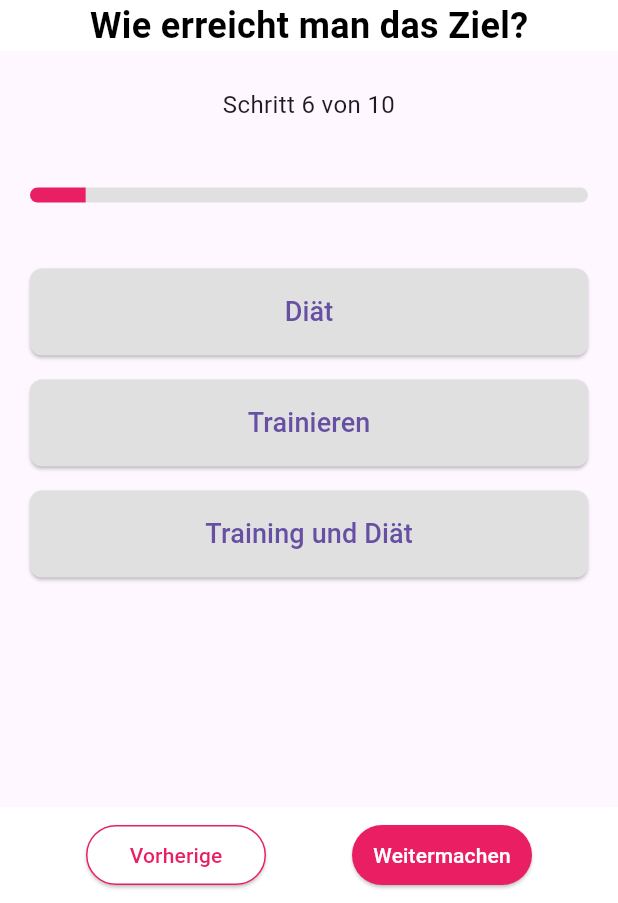
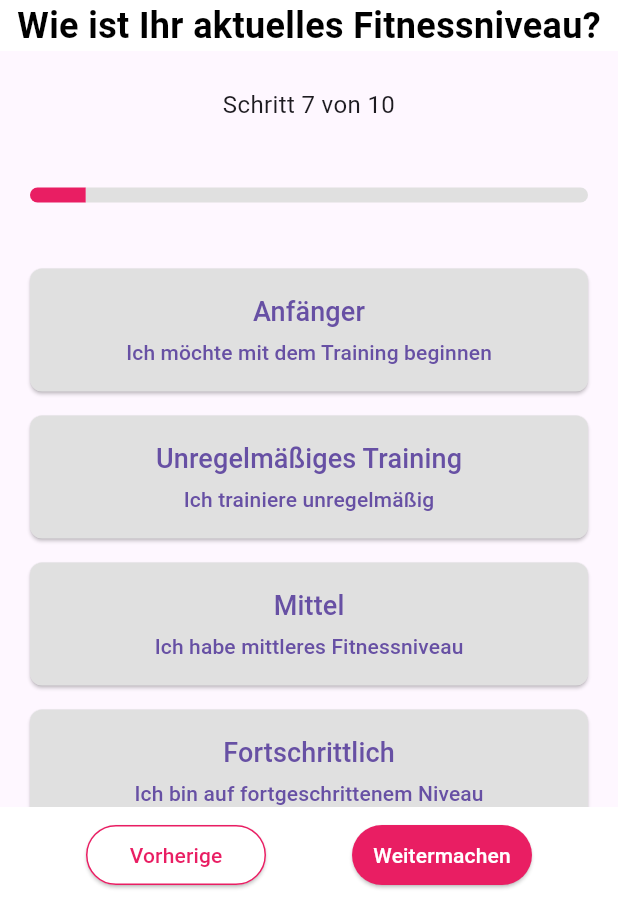
Before and after one commit to akurtovic4/gymbro, a Flutter app: the screen it shows after launch, on a phone screen of 412 x 824 dp, the part 333-1236 px from its top. Run offline on Flutter 3.47's test engine with Material 3 defaults, Android fonts, the light colour scheme and no system bars.

Commit message:
Fittnes lvl

```diff
--- /dev/null
+++ b/lib/FitnessLevel.dart
@@ -0,0 +1,221 @@
+import 'package:flutter/material.dart';
+
+class FitnessLevel extends StatefulWidget {
+  @override
+  _FitnessLevelState createState() => _FitnessLevelState();
+}
+
+class _FitnessLevelState extends State<FitnessLevel> {
+  List<String> _selectedInterests = []; // Lista odabranih interesa
+
+  @override
+  Widget build(BuildContext context) {
+    return Scaffold(
+      body: Column(
+        crossAxisAlignment: CrossAxisAlignment.stretch,
+        children: [
+          Expanded(
+            child: SingleChildScrollView(
+              child: Column(
+                crossAxisAlignment: CrossAxisAlignment.stretch,
+                children: [
+                  // Logo na jednoj četvrtini ekrana
+                  Container(
+                    height: MediaQuery.of(context).size.height / 4,
+                    decoration: BoxDecoration(
+                      image: DecorationImage(
+                        image: AssetImage('images/logo.png'),
+                        fit: BoxFit.cover,
+                      ),
+                    ),
+                  ),
+                  SizedBox(height: 16),
+                  Container(
+                    color: Colors.white,
+                    child: Center(
+                      child: Text(
+                        'Wie ist Ihr aktuelles Fitnessniveau?',
+                        style: TextStyle(
+                          fontSize: 24,
+                          fontWeight: FontWeight.bold,
+                          color: Colors.black,
+                        ),
+                      ),
+                    ),
+                  ),
+                  SizedBox(height: 16),
+                  Padding(
+                    padding: const EdgeInsets.all(8.0),
+                    child: Text(
+                      'Schritt 7 von 10',
+                      textAlign: TextAlign.center,
+                      style: TextStyle(
+                        fontSize: 16,
+                      ),
+                    ),
+                  ),
+                  SizedBox(height: 36),
+                  // Progress bar
+                  Container(
+                    margin: EdgeInsets.symmetric(horizontal: 20),
+                    height: 10,
+                    child: Row(
+                      children: [
+                        // Prvi segment u rozoj boji
+                        Expanded(
+                          child: Container(
+                            decoration: BoxDecoration(
+                              color: Colors.pink,
+                              borderRadius: BorderRadius.horizontal(left: Radius.circular(5)),
+                            ),
+                          ),
+                        ),
+                        // Ostali segmenti u sivoj boji
+                        Expanded(
+                          flex: 9, // 11 sivih segmenata
+                          child: Container(
+                            decoration: BoxDecoration(
+                              color: Colors.grey[300],
+                              borderRadius: BorderRadius.horizontal(right: Radius.circular(5)),
+                            ),
+                          ),
+                        ),
+                      ],
+                    ),
+                  ),
+                  SizedBox(height: 36),
+                  // Dugmad za izbor interesa
+                  Column(
+                    crossAxisAlignment: CrossAxisAlignment.stretch,
+                    children: [
+                      _interestButton('Anfänger', 'Ich möchte mit dem Training beginnen'),
+                      _interestButton('Unregelmäßiges Training', 'Ich trainiere unregelmäßig'),
+                      _interestButton('Mittel', 'Ich habe mittleres Fitnessniveau'),
+                      _interestButton('Fortschrittlich', 'Ich bin auf fortgeschrittenem Niveau'),
+
+
+                    ],
+                  ),
+                  SizedBox(height: 20),
+                ],
+              ),
+            ),
+          ),
+        ],
+      ),
+      bottomNavigationBar: Container(
+        padding: EdgeInsets.symmetric(vertical: 8),
+        color: Colors.white,
+        child: Row(
+          mainAxisAlignment: MainAxisAlignment.spaceEvenly,
+          children: [
+            // Dugme "Vorherige"
+            ElevatedButton(
+              onPressed: () {
+                // Logika za dugme "Vorherige"
+                print('Dugme Vorherige je pritisnuto.');
+              },
+              style: ButtonStyle(
+                backgroundColor: MaterialStateProperty.all(Colors.white),
+                // Bijela pozadina
+                padding: MaterialStateProperty.all(
+                  EdgeInsets.symmetric(horizontal: 12, vertical: 8),
+                ),
+                shape: MaterialStateProperty.all(
+                  RoundedRectangleBorder(
+                    borderRadius: BorderRadius.circular(20),
+                    // Zaobljeni rubovi
+                    side: BorderSide(color: Colors.pink), // Roze okvir
+                  ),
+                ),
+                fixedSize: MaterialStateProperty.all(
+                    Size(120, 40)), // Postavljanje fiksne veličine
+              ),
+              child: Text(
+                'Vorherige',
+                style: TextStyle(
+                  color: Colors.pink, // Roze slova
+                ),
+              ),
+            ),
+
+            // Dugme "Anmelden"
+            ElevatedButton(
+              onPressed: () {
+                // Logika za dugme "Weitermachen"
+                print(
+                    'Dugme Weitermachen je pritisnuto. Odabrani interesi: $_selectedInterests');
+              },
+              style: ButtonStyle(
+                backgroundColor: MaterialStateProperty.all(Colors.pink),
+                padding: MaterialStateProperty.all(
+                  EdgeInsets.symmetric(horizontal: 12, vertical: 8),
+                ),
+                shape: MaterialStateProperty.all(
+                  RoundedRectangleBorder(
+                    borderRadius: BorderRadius.circular(
+                        20), // Zaobljeni rubovi
+                  ),
+                ),
+                fixedSize: MaterialStateProperty.all(
+                    Size(120, 40)), // Postavljanje fiksne veličine
+              ),
+              child: Text(
+                'Weitermachen',
+                style: TextStyle(
+                  color: Colors.white,
+                ),
+              ),
+            ),
+          ],
+        ),
+      ),
+    );
+  }
+
+  Widget _interestButton(String bigText, String smallText) {
+    bool isSelected = _selectedInterests.contains(bigText); // Provjerava je li trenutni interes odabran
+
+    return Padding(
+      padding: const EdgeInsets.symmetric(horizontal: 20, vertical: 8),
+      child: ElevatedButton(
+        onPressed: () {
+          // Ažuriranje liste odabranih interesa
+          setState(() {
+            _selectedInterests.clear(); // Očisti sve prethodne odabrane interese
+            _selectedInterests.add(bigText); // Dodaj trenutni interes
+          });
+        },
+        child: Column(
+          mainAxisAlignment: MainAxisAlignment.center,
+          children: [
+            Text(
+              bigText,
+              style: TextStyle(fontSize: 18),
+            ),
+            SizedBox(height: 4),
+            Text(
+              smallText,
+              style: TextStyle(fontSize: 14),
+            ),
+          ],
+        ),
+        style: ButtonStyle(
+          backgroundColor: MaterialStateProperty.all(isSelected ? Colors.pink : Colors.grey[300]),
+          // Boja se mijenja ovisno o tome je li odabrana
+          padding: MaterialStateProperty.all(EdgeInsets.all(16)),
+          shape: MaterialStateProperty.all(RoundedRectangleBorder(
+            borderRadius: BorderRadius.circular(8),
+          )),
+        ),
+      ),
+    );
+  }
+
+}
+
+void main() {
+  runApp(MaterialApp(
+    home: FitnessLevel(),
+  ));
+}
--- a/lib/main.dart
+++ b/lib/main.dart
@@ -14,6 +14,7 @@ import 'weight.dart';
 import 'height.dart';
 import 'Ziel.dart';
 import 'ZielDrei.dart';
+import 'FitnessLevel.dart';
 
 void main() => runApp(MyApp());
 
@@ -24,7 +25,7 @@ class MyApp extends StatelessWidget {
       debugShowCheckedModeBanner: false,
       initialRoute: '/',
       routes: {
-        '/': (context) => ZielDrei(),
+        '/': (context) => FitnessLevel(),
         '/intro2': (context) => intro2(),
         '/intro3': (context) => intro3(),
         '/intro4': (context) => intro4(),
```
